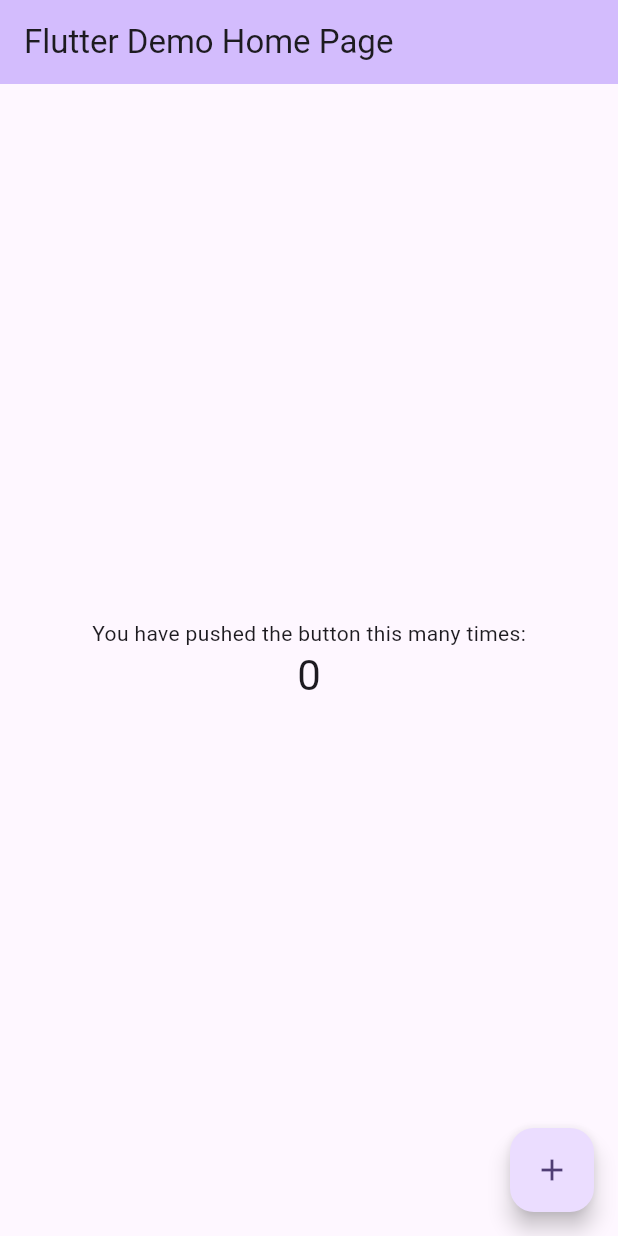
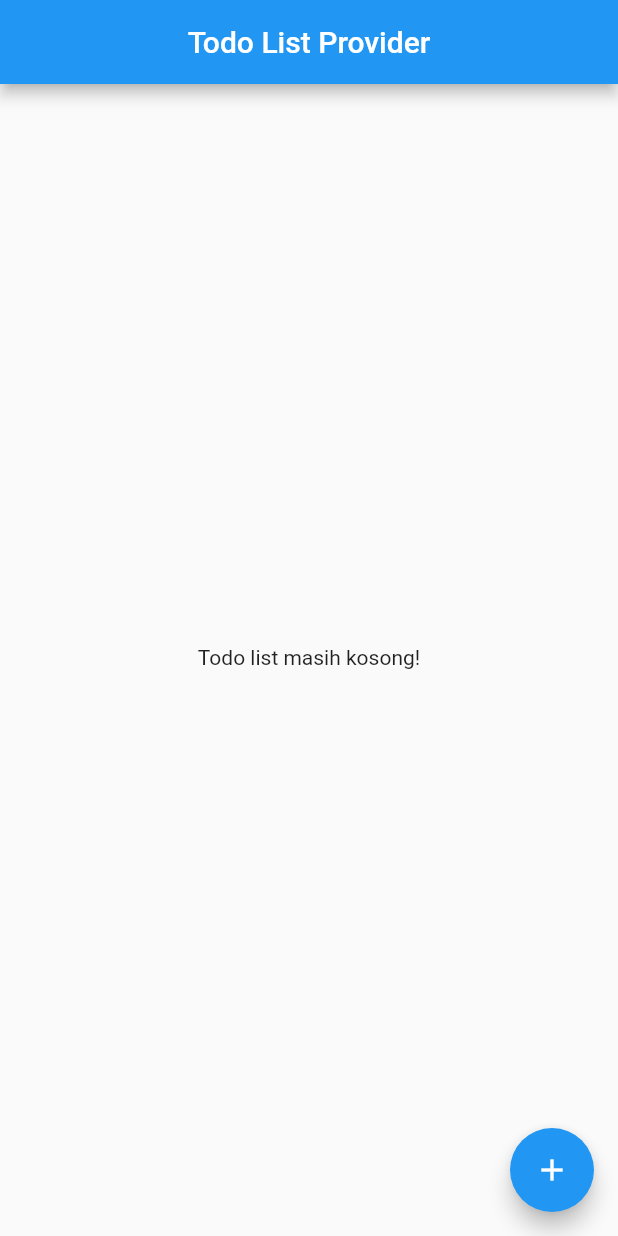
Before and after one commit to iqbalsuwandi20/todolist-provider, a Flutter app: the screen it shows after launch, on a phone screen of 412 x 824 dp. Run offline on Flutter 3.47's test engine with Material 2 defaults, Android fonts, the light colour scheme and no system bars.

Commit message:
berhasil membuat tampilan todolist yg masih kosong

```diff
--- a/lib/main.dart
+++ b/lib/main.dart
@@ -1,125 +1,28 @@
 import 'package:flutter/material.dart';
+import 'package:provider/provider.dart';
+import 'package:todolist_provider/providers/todo_list_provider.dart';
+import 'package:todolist_provider/screens/home_screen.dart';
 
 void main() {
   runApp(const MyApp());
 }
 
 class MyApp extends StatelessWidget {
-  const MyApp({super.key});
+  const MyApp({Key? key}) : super(key: key);
 
-  // This widget is the root of your application.
   @override
   Widget build(BuildContext context) {
-    return MaterialApp(
-      title: 'Flutter Demo',
-      theme: ThemeData(
-        // This is the theme of your application.
-        //
-        // TRY THIS: Try running your application with "flutter run". You'll see
-        // the application has a blue toolbar. Then, without quitting the app,
-        // try changing the seedColor in the colorScheme below to Colors.green
-        // and then invoke "hot reload" (save your changes or press the "hot
-        // reload" button in a Flutter-supported IDE, or press "r" if you used
-        // the command line to start the app).
-        //
-        // Notice that the counter didn't reset back to zero; the application
-        // state is not lost during the reload. To reset the state, use hot
-        // restart instead.
-        //
-        // This works for code too, not just values: Most code changes can be
-        // tested with just a hot reload.
-        colorScheme: ColorScheme.fromSeed(seedColor: Colors.deepPurple),
-        useMaterial3: true,
+    return MultiProvider(
+      providers: [
+        ChangeNotifierProvider(
+          create: (context) => TodoListProvider(),
+        ),
+      ],
+      child: const MaterialApp(
+        debugShowCheckedModeBanner: false,
+        title: "Todo List Provider",
+        home: HomeScreen(),
       ),
-      home: const MyHomePage(title: 'Flutter Demo Home Page'),
     );
   }
 }
-
-class MyHomePage extends StatefulWidget {
-  const MyHomePage({super.key, required this.title});
-
-  // This widget is the home page of your application. It is stateful, meaning
-  // that it has a State object (defined below) that contains fields that affect
-  // how it looks.
-
-  // This class is the configuration for the state. It holds the values (in this
-  // case the title) provided by the parent (in this case the App widget) and
-  // used by the build method of the State. Fields in a Widget subclass are
-  // always marked "final".
-
-  final String title;
-
-  @override
-  State<MyHomePage> createState() => _MyHomePageState();
-}
-
-class _MyHomePageState extends State<MyHomePage> {
-  int _counter = 0;
-
-  void _incrementCounter() {
-    setState(() {
-      // This call to setState tells the Flutter framework that something has
-      // changed in this State, which causes it to rerun the build method below
-      // so that the display can reflect the updated values. If we changed
-      // _counter without calling setState(), then the build method would not be
-      // called again, and so nothing would appear to happen.
-      _counter++;
-    });
-  }
-
-  @override
-  Widget build(BuildContext context) {
-    // This method is rerun every time setState is called, for instance as done
-    // by the _incrementCounter method above.
-    //
-    // The Flutter framework has been optimized to make rerunning build methods
-    // fast, so that you can just rebuild anything that needs updating rather
-    // than having to individually change instances of widgets.
-    return Scaffold(
-      appBar: AppBar(
-        // TRY THIS: Try changing the color here to a specific color (to
-        // Colors.amber, perhaps?) and trigger a hot reload to see the AppBar
-        // change color while the other colors stay the same.
-        backgroundColor: Theme.of(context).colorScheme.inversePrimary,
-        // Here we take the value from the MyHomePage object that was created by
-        // the App.build method, and use it to set our appbar title.
-        title: Text(widget.title),
-      ),
-      body: Center(
-        // Center is a layout widget. It takes a single child and positions it
-        // in the middle of the parent.
-        child: Column(
-          // Column is also a layout widget. It takes a list of children and
-          // arranges them vertically. By default, it sizes itself to fit its
-          // children horizontally, and tries to be as tall as its parent.
-          //
-          // Column has various properties to control how it sizes itself and
-          // how it positions its children. Here we use mainAxisAlignment to
-          // center the children vertically; the main axis here is the vertical
-          // axis because Columns are vertical (the cross axis would be
-          // horizontal).
-          //
-          // TRY THIS: Invoke "debug painting" (choose the "Toggle Debug Paint"
-          // action in the IDE, or press "p" in the console), to see the
-          // wireframe for each widget.
-          mainAxisAlignment: MainAxisAlignment.center,
-          children: <Widget>[
-            const Text(
-              'You have pushed the button this many times:',
-            ),
-            Text(
-              '$_counter',
-              style: Theme.of(context).textTheme.headlineMedium,
-            ),
-          ],
-        ),
-      ),
-      floatingActionButton: FloatingActionButton(
-        onPressed: _incrementCounter,
-        tooltip: 'Increment',
-        child: const Icon(Icons.add),
-      ), // This trailing comma makes auto-formatting nicer for build methods.
-    );
-  }
-}
--- a/lib/screens/home_screen.dart
+++ b/lib/screens/home_screen.dart
@@ -0,0 +1,43 @@
+import 'package:flutter/material.dart';
+import 'package:provider/provider.dart';
+import 'package:todolist_provider/providers/todo_list_provider.dart';
+
+class HomeScreen extends StatelessWidget {
+  const HomeScreen({Key? key}) : super(key: key);
+
+  @override
+  Widget build(BuildContext context) {
+    return Scaffold(
+      appBar: AppBar(
+        centerTitle: true,
+        title: const Text("Todo List Provider"),
+      ),
+      body: Consumer<TodoListProvider>(builder: (
+          context,
+          todoProvider,
+          child,
+          ) {
+        return ListView(
+          padding: const EdgeInsets.all(20.0),
+          children: todoProvider.todoList.isNotEmpty
+          ? [] : [
+            SizedBox(
+              width: MediaQuery.of(context).size.width,
+              height: MediaQuery.of(context).size.height - 100.0,
+              child: const Center(
+                child: Text(
+                  "Todo list masih kosong!",
+                  textAlign: TextAlign.center,
+                ),
+              ),
+            ),
+          ],
+        );
+      }),
+      floatingActionButton: FloatingActionButton(
+        onPressed: () {},
+        child: const Icon(Icons.add),
+      ),
+    );
+  }
+}
```
